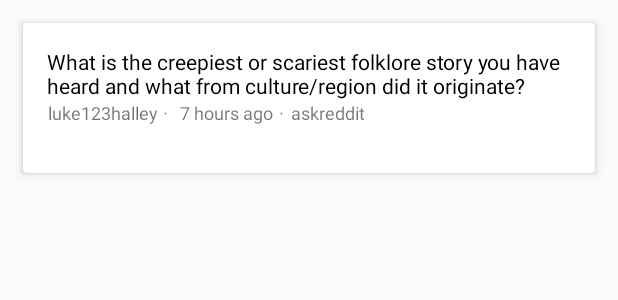
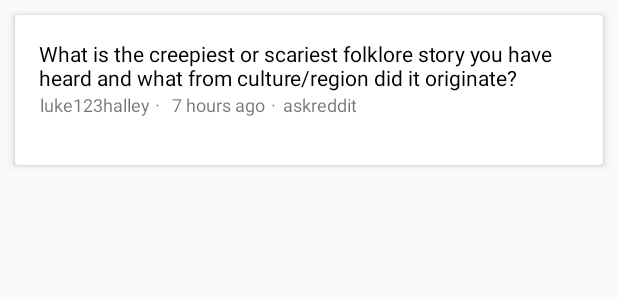
Before and after one commit to lukehalley/reduke, an Android app: the layout card_post.xml on its own in the app's theme, with its tools: preview values and no code run, on a phone screen of 412 x 824 dp. Shown: the top 300 px of the screen. Run offline under Robolectric (Android 15) with nearby library versions, the phone set to English and light mode, and no system bars.

Commit message:
added first version of the card design

```diff
--- a/Reduke/src/main/res/layout/card_post.xml
+++ b/Reduke/src/main/res/layout/card_post.xml
@@ -3,7 +3,9 @@
     xmlns:app="http://schemas.android.com/apk/res-auto"
     android:layout_width="match_parent"
     android:layout_height="wrap_content"
-    android:layout_margin="15dp"
+    android:layout_marginLeft="10dp"
+    android:layout_marginTop="10dp"
+    android:layout_marginRight="10dp"
     android:elevation="24dp"
     app:cardCornerRadius="2.5dp"
     app:cardElevation="3dp">
@@ -25,7 +27,7 @@
             android:textColor="@android:color/black"
             android:textSize="14sp"
             app:layout_constraintEnd_toEndOf="parent"
-            app:layout_constraintHorizontal_bias="0.4"
+            app:layout_constraintHorizontal_bias="0.266"
             app:layout_constraintStart_toStartOf="parent"
             app:layout_constraintTop_toTopOf="parent"
             app:layout_constraintVertical_chainStyle="packed" />
```
